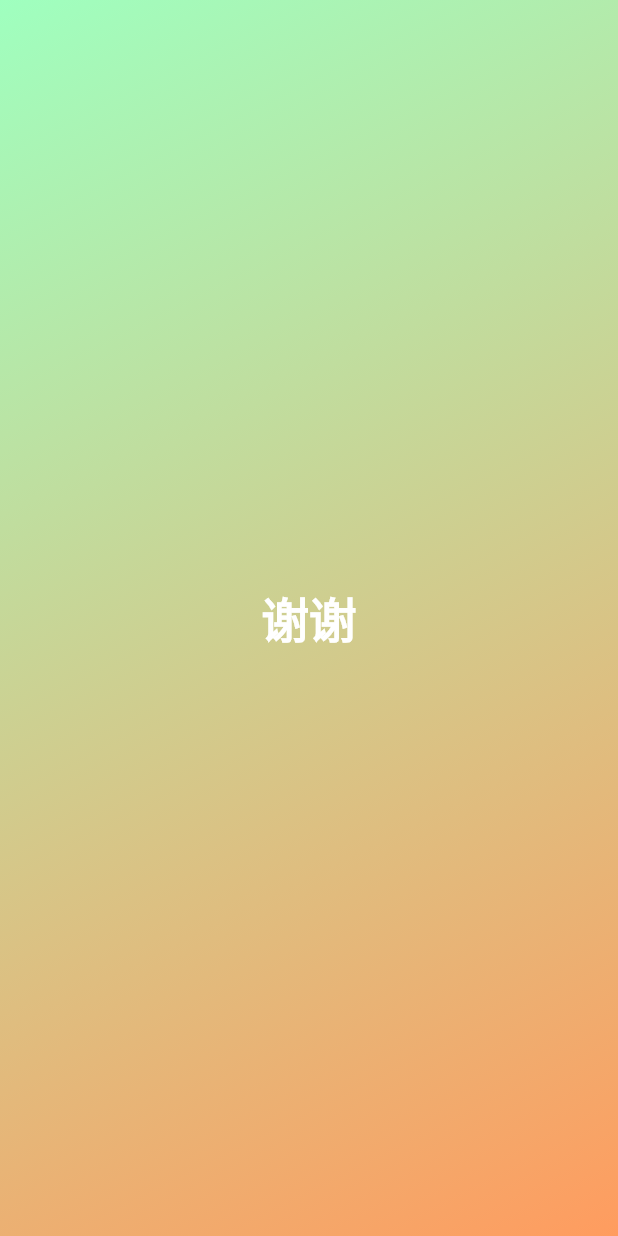
After one commit to LAsurvivor/flutter-dart-app, a Flutter app: the screen it shows after launch, on a phone screen of 412 x 824 dp. The commit adds this screen. Run offline on Flutter 3.47's test engine with Material 3 defaults, Android fonts, the phone set to English and light mode, and no system bars; Roboto replaces fonts that are missing (cursive).

Commit message:
lesson 39

```diff
--- a/lib/gradient_container.dart
+++ b/lib/gradient_container.dart
@@ -1,3 +1,4 @@
+import 'package:first_app/style_text.dart';
 import 'package:flutter/cupertino.dart';
 
 class GradientContainer extends StatelessWidget {
@@ -19,15 +20,7 @@ class GradientContainer extends StatelessWidget {
         ),
       ),
       child: const Center(
-        child: Text(
-          '谢谢',
-          style: TextStyle(
-            fontSize: 32,
-            fontWeight: FontWeight.bold,
-            color: Color.fromARGB(255, 255, 255, 255),
-            fontFamily: 'cursive',
-          ),
-        ),
+        child: StyleText(),
       ),
     );
   }
--- a/lib/main.dart
+++ b/lib/main.dart
@@ -1,13 +1,24 @@
 import 'package:flutter/cupertino.dart';
 
-import 'gradient_container.dart';
+import 'package:first_app/gradient_container.dart';
 
 void main() {
   runApp(
-    const CupertinoApp(
+    const MyApp(),
+  );
+}
+
+class MyApp extends StatelessWidget {
+  const MyApp({
+    super.key,
+  });
+
+  @override
+  Widget build(BuildContext context) {
+    return const CupertinoApp(
       home: CupertinoPageScaffold(
         child: GradientContainer(),
       ),
-    ),
-  );
+    );
+  }
 }
--- /dev/null
+++ b/lib/style_text.dart
@@ -0,0 +1,22 @@
+import 'package:flutter/cupertino.dart';
+
+class StyleText extends StatelessWidget {
+  const StyleText({
+    super.key,
+  });
+
+  @override
+  Widget build(BuildContext context) {
+    return const Center(
+      child: Text(
+        '谢谢',
+        style: TextStyle(
+          fontSize: 32,
+          fontWeight: FontWeight.bold,
+          color: Color.fromARGB(255, 255, 255, 255),
+          fontFamily: 'cursive',
+        ),
+      ),
+    );
+  }
+}
```
